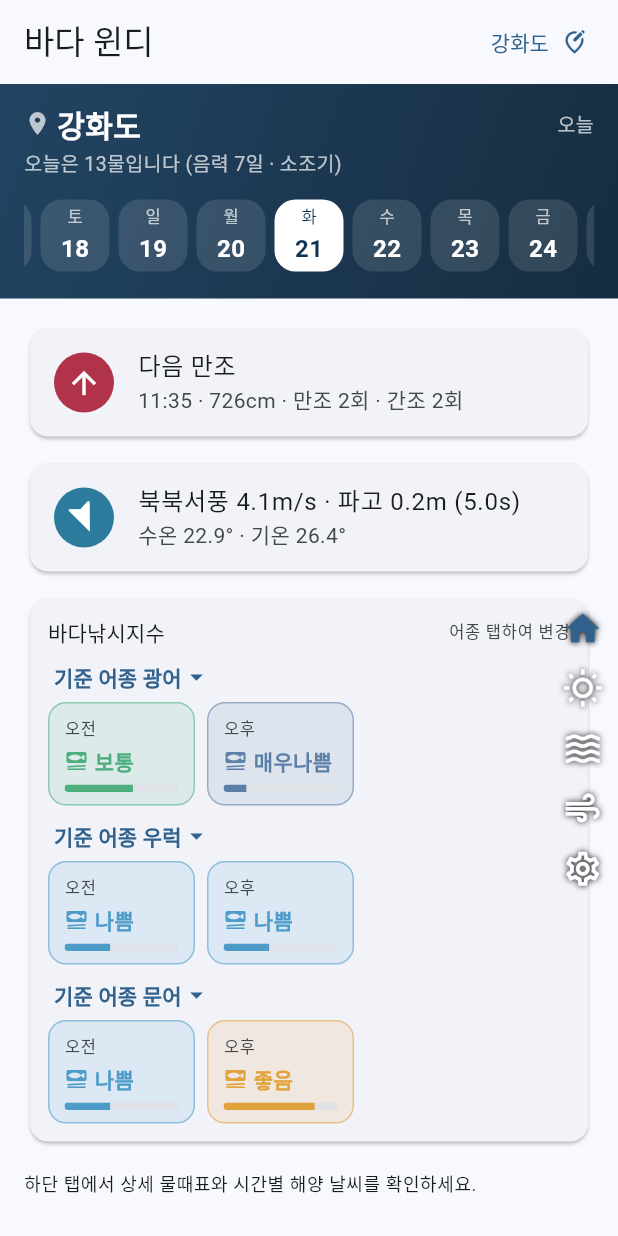
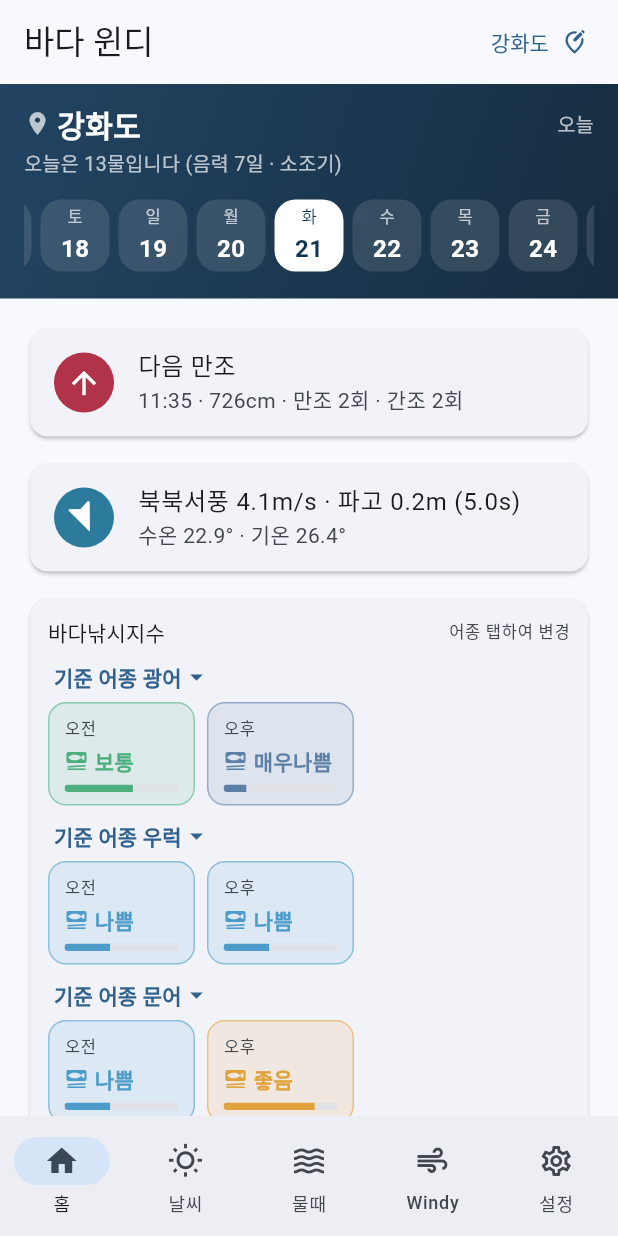
Before and after one commit to bisan74-lab/BadaMobile, a Flutter app: the screen it shows after launch, on a phone screen of 412 x 824 dp. Run offline on Flutter 3.47's test engine with Material 3 defaults, Android fonts, the phone set to English and light mode, and no system bars; our stand-ins replace flutter_riverpod, geolocator, shared_preferences; network calls fail.

Commit message:
지도 16일로 확장·아이콘 내비 Windy 전용/하단 이동·상세 예보 표 가독성
- 지도 시간 스크러버를 모든 경로에서 최대 16일로: fetch_wind.py FORECAST_DAYS
  7→16(128스텝, gzip ~0.5MB), 폴백 직접호출도 24×16시간.
- 오른쪽 아이콘 세로 내비게이션을 Windy 탭 전용으로 되돌림(app_tab_provider로
  탭 인덱스 공유). 나머지 탭은 원래 하단 라벨 내비게이션 바 복원.
- 아이콘 내비를 오른쪽 맨 아래로 이동하고, 상세 예보 표가 뜨면 그 높이만큼
  위로 올려 겹치지 않게 함(하단 바 높이 측정).
- 상세 예보 표: 투명도 상향(스크림 약 절반), 맨 위 제목을 밝은 회백색+그림자로
  (검정 위 검정 문제 해결), X(닫기) 흰색으로 명확히. 닫으면 슬라이더만 남음.
- 표 왼쪽 라벨: 우측 정렬 유지 + 글씨 축소(10.5)·열 너비 62→68·FittedBox로
  m/s 같은 단위가 잘리지 않게.

Co-Authored-By: Claude Opus 4.8 <noreply@anthropic.com>
Claude-Session: https://claude.ai/code/session_01UwJAvLga6vHoPoML5Ts7qP

```diff
--- a/lib/app/app.dart
+++ b/lib/app/app.dart
@@ -10,6 +10,7 @@ import '../features/settings/presentation/providers.dart';
 import '../features/settings/presentation/settings_screen.dart';
 import '../features/tide/presentation/tide_screen.dart';
 import '../features/weather/presentation/weather_screen.dart';
+import 'app_tab_provider.dart';
 import 'force_upgrade_screen.dart';
 import 'theme.dart';
 
@@ -53,8 +54,6 @@ class AppShell extends ConsumerStatefulWidget {
 }
 
 class _AppShellState extends ConsumerState<AppShell> {
-  int _index = 0;
-
   static const _screens = [
     HomeScreen(),
     KmaWeatherScreen(),
@@ -87,75 +86,54 @@ class _AppShellState extends ConsumerState<AppShell> {
 
   @override
   Widget build(BuildContext context) {
+    final index = ref.watch(appTabIndexProvider);
+    // Windy(몰입형 지도) 탭에서는 하단 라벨 바를 숨긴다 — 그 탭 안에서 오른쪽
+    // 세로 아이콘 내비게이션을 띄운다. 나머지 탭은 원래 하단 라벨 내비게이션.
+    final onWindy = index == windyTabIndex;
     return Scaffold(
-      // 하단 내비게이션 바(흰 박스)를 없애고, 오른쪽에 아이콘만 세로로 띄운다
-      // (윈디식 몰입형). 지도가 화면 전체를 채우도록 body 위에 겹쳐 그린다.
-      body: Stack(
-        children: [
-          IndexedStack(
-            index: _index,
+      body: IndexedStack(
+        index: index,
         // 화면 밖 탭(특히 애니메이션이 있는 Windy 탭)의 Ticker를 꺼서
         // 불필요한 리빌드와 배터리 소모, pumpAndSettle 무한대기를 막는다.
         children: [
           for (var i = 0; i < _screens.length; i++)
-                TickerMode(enabled: i == _index, child: _screens[i]),
+            TickerMode(enabled: i == index, child: _screens[i]),
         ],
       ),
-          // 오른쪽 아이콘 세로 내비게이션(박스 없이 아이콘만). 상단 커서 바·하단
-          // 시간 바와 겹치지 않게 오른쪽 중앙보다 살짝 아래에 둔다.
-          Align(
-            alignment: const Alignment(1.0, 0.28),
-            child: SafeArea(
-              child: Padding(
-                padding: const EdgeInsets.only(right: 2),
-                child: _NavRail(
-                  index: _index,
-                  onSelect: (i) => setState(() => _index = i),
+      bottomNavigationBar: onWindy
+          ? null
+          : NavigationBar(
+              selectedIndex: index,
+              onDestinationSelected: (i) =>
+                  ref.read(appTabIndexProvider.notifier).state = i,
+              destinations: const [
+                NavigationDestination(
+                  icon: Icon(Icons.home_outlined),
+                  selectedIcon: Icon(Icons.home),
+                  label: '홈',
                 ),
+                NavigationDestination(
+                  icon: Icon(Icons.wb_sunny_outlined),
+                  selectedIcon: Icon(Icons.wb_sunny),
+                  label: '날씨',
                 ),
+                NavigationDestination(
+                  icon: Icon(Icons.waves_outlined),
+                  selectedIcon: Icon(Icons.waves),
+                  label: '물때',
                 ),
+                NavigationDestination(
+                  icon: Icon(Icons.air_outlined),
+                  selectedIcon: Icon(Icons.air),
+                  label: 'Windy',
+                ),
+                NavigationDestination(
+                  icon: Icon(Icons.settings_outlined),
+                  selectedIcon: Icon(Icons.settings),
+                  label: '설정',
                 ),
               ],
             ),
     );
   }
 }
-
-/// 오른쪽에 세로로 뜨는 아이콘 전용 내비게이션(박스·라벨 없이 아이콘만).
-/// 선택된 탭은 강조색, 나머지는 흰색+그림자로 어떤 배경 위에서도 보이게 한다.
-class _NavRail extends StatelessWidget {
-  const _NavRail({required this.index, required this.onSelect});
-
-  final int index;
-  final ValueChanged<int> onSelect;
-
-  static const _icons = <(IconData, IconData)>[
-    (Icons.home_outlined, Icons.home),
-    (Icons.wb_sunny_outlined, Icons.wb_sunny),
-    (Icons.waves_outlined, Icons.waves),
-    (Icons.air_outlined, Icons.air),
-    (Icons.settings_outlined, Icons.settings),
-  ];
-
-  @override
-  Widget build(BuildContext context) {
-    final primary = Theme.of(context).colorScheme.primary;
-    const shadow = [Shadow(color: Colors.black, blurRadius: 5)];
-    return Column(
-      mainAxisSize: MainAxisSize.min,
-      children: [
-        for (var i = 0; i < _icons.length; i++)
-          IconButton(
-            onPressed: () => onSelect(i),
-            iconSize: 27,
-            visualDensity: VisualDensity.compact,
-            icon: Icon(
-              i == index ? _icons[i].$2 : _icons[i].$1,
-              color: i == index ? primary : Colors.white,
-              shadows: shadow,
-            ),
-          ),
-      ],
-    );
-  }
-}
--- /dev/null
+++ b/lib/app/app_tab_provider.dart
@@ -0,0 +1,12 @@
+import 'package:flutter_riverpod/flutter_riverpod.dart';
+
+/// 현재 선택된 하단 탭 인덱스(홈0 / 날씨1 / 물때2 / Windy3 / 설정4).
+///
+/// 보통은 하단 라벨 내비게이션 바가 이 값을 바꾼다. 다만 Windy(3) 탭은
+/// 몰입형 지도라 하단 바를 숨기고, 그 탭 안의 오른쪽 아이콘 내비게이션이
+/// 이 값을 바꿔 다른 탭으로 이동한다. 값을 공유 provider로 둬서 탭 안 위젯이
+/// 앱 셸의 탭을 바꿀 수 있게 한다.
+final appTabIndexProvider = StateProvider<int>((ref) => 0);
+
+/// Windy(몰입형 지도) 탭의 인덱스.
+const int windyTabIndex = 3;
--- a/lib/features/settings/app_info.dart
+++ b/lib/features/settings/app_info.dart
@@ -4,7 +4,7 @@ class AppInfo {
   const AppInfo._();
 
   static const appName = '바다 윈디';
-  static const appVersion = '0.1.33';
+  static const appVersion = '0.1.34';
   static const releaseDate = '2026-07-21';
 
   /// 오류신고 및 사업제휴 문의 이메일.
--- a/pubspec.yaml
+++ b/pubspec.yaml
@@ -2,7 +2,7 @@ name: bada_mobile
 description: "물때·조석 정보와 바람·해양 날씨를 한 앱에서 - BadaMobile (바다윈디)"
 publish_to: 'none'
 
-version: 0.1.33+34
+version: 0.1.34+35
 
 environment:
   sdk: ^3.8.1
```
Also changed, not shown: lib/features/weather/presentation/weather_screen.dart (+104 -7 lines), lib/features/weather/presentation/wind_field_providers.dart (+3 -4 lines), 1 other file. Lines whose indentation alone changed are shown as unchanged.
